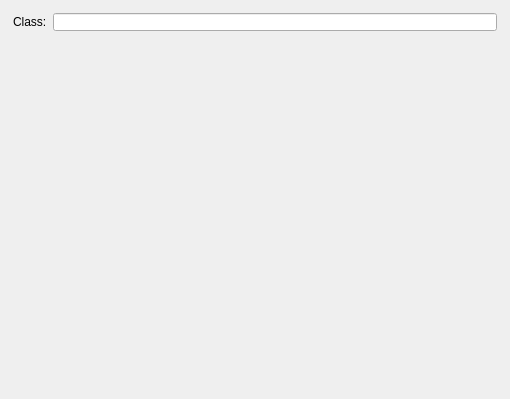
The window that EditExternalNPC.ui (lukegrahamSydney/TilesEditor) describes before a commit, drawn with Qt 5.
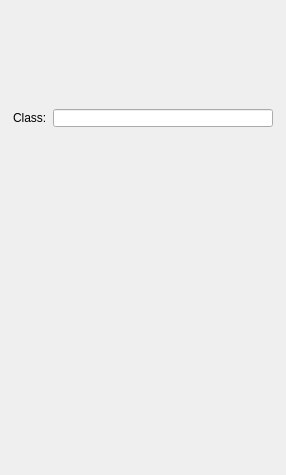
The same window after the commit.

```diff
--- a/EditExternalNPC.ui
+++ b/EditExternalNPC.ui
@@ -6,8 +6,8 @@
    <rect>
     <x>0</x>
     <y>0</y>
-    <width>510</width>
-    <height>399</height>
+    <width>286</width>
+    <height>475</height>
    </rect>
   </property>
   <property name="windowTitle">
@@ -26,7 +26,7 @@
    <property name="bottomMargin">
     <number>1</number>
    </property>
-   <item alignment="Qt::AlignTop">
+   <item>
     <widget class="QWidget" name="widget" native="true">
      <layout class="QVBoxLayout" name="verticalLayout_2">
       <property name="leftMargin">
@@ -67,7 +67,9 @@
     </widget>
    </item>
    <item>
-    <widget class="QWidget" name="widget_2" native="true"/>
+    <widget class="QWidget" name="widget_2" native="true">
+     <layout class="QGridLayout" name="gridLayout"/>
+    </widget>
    </item>
   </layout>
  </widget>
```
